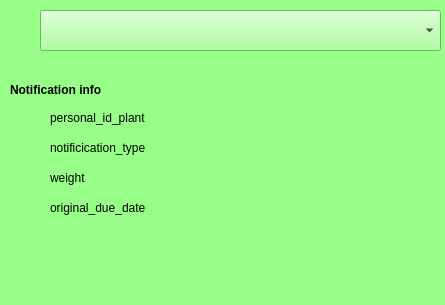
Qt form project/ui/notifier_window.ui (denzelxav/Plantfolio) before a commit.
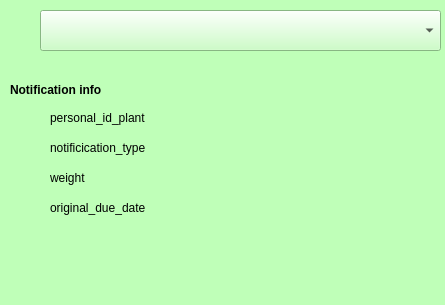
The same form after that commit.

Commit message: Updated the GUI for the notifier window

Diff of the .ui file:
```diff
--- a/project/ui/notifier_window.ui
+++ b/project/ui/notifier_window.ui
@@ -14,7 +14,8 @@
    <string>Notification</string>
   </property>
   <property name="styleSheet">
-   <string notr="true">background-color: rgb(151, 255, 135);</string>
+   <string notr="true">
+background-color: rgb(191, 255, 184);</string>
   </property>
   <widget class="QWidget" name="centralwidget">
    <widget class="QLabel" name="personal_id_plant">
```
